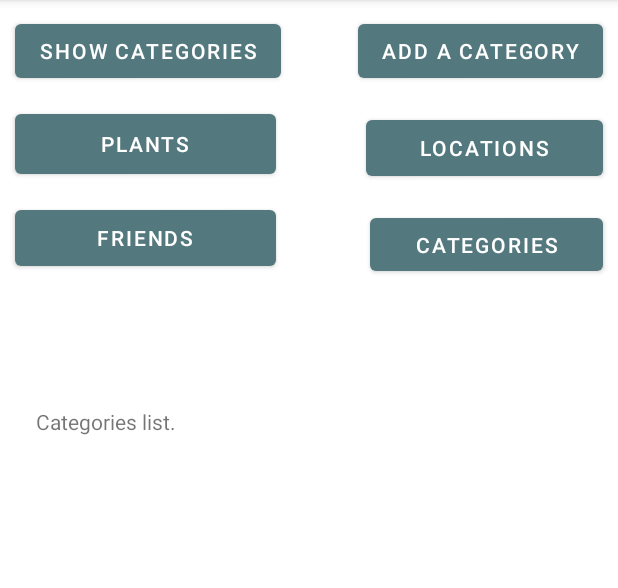
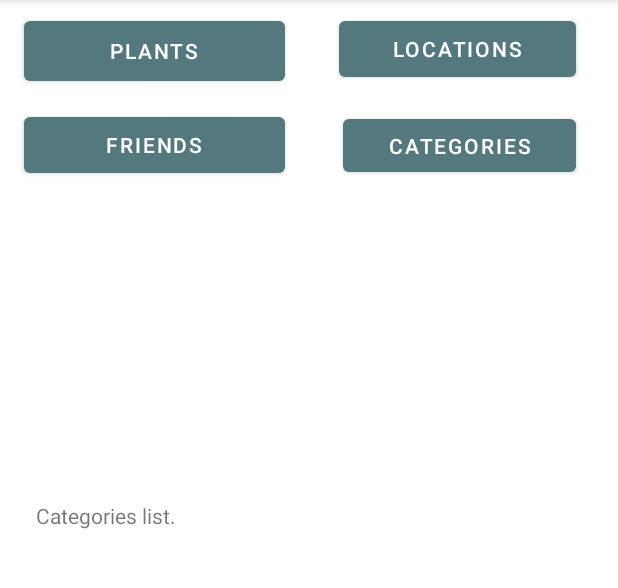
Before and after one commit to mevljas/PileaApp, an Android app: the screen it shows after launch (MainActivity), on a phone screen of 412 x 824 dp, the part 84-672 px from its top. Run offline under Robolectric (Android 15) with nearby library versions, the phone set to English and light mode, and no system bars; our stand-ins replace Volley.

Commit message:
Cleared MainActivity.

```diff
--- a/app/src/main/res/layout/activity_main.xml
+++ b/app/src/main/res/layout/activity_main.xml
@@ -11,61 +11,34 @@
         android:layout_width="357dp"
         android:layout_height="424dp"
         android:layout_marginLeft="24dp"
-        android:layout_marginTop="10dp"
         android:layout_marginBottom="10dp"
         android:text="Categories list."
         app:layout_constraintBottom_toBottomOf="parent"
         app:layout_constraintLeft_toLeftOf="parent"
-        app:layout_constraintTop_toBottomOf="@+id/button"
-        app:layout_constraintVertical_bias="0.764"
         tools:layout_constraintLeft_creator="1"
-        tools:layout_constraintTop_creator="1" />
-
-    <Button
-        android:id="@+id/button"
-        android:layout_width="wrap_content"
-        android:layout_height="wrap_content"
-        android:layout_marginLeft="10dp"
-        android:layout_marginTop="10dp"
-        android:onClick="showCategories"
-        android:text="Show categories"
-        app:layout_constraintLeft_toLeftOf="parent"
-        app:layout_constraintTop_toTopOf="parent"
-        tools:layout_constraintLeft_creator="1"
-        tools:layout_constraintTop_creator="1" />
-
-    <Button
-        android:id="@+id/addStudentActivity"
-        android:layout_width="wrap_content"
-        android:layout_height="wrap_content"
-        android:layout_marginTop="10dp"
-        android:layout_marginRight="10dp"
-        android:onClick="addCategoryActivity"
-        android:text="Add a category"
-        app:layout_constraintRight_toRightOf="parent"
-        app:layout_constraintTop_toTopOf="parent"
-        tools:layout_constraintRight_creator="1"
         tools:layout_constraintTop_creator="1" />
 
     <Button
         android:id="@+id/PlantsIndex"
         android:layout_width="174dp"
         android:layout_height="52dp"
-        android:layout_marginTop="60dp"
+        android:layout_marginStart="16dp"
+        android:layout_marginTop="8dp"
         android:onClick="PlantsActivity"
         android:text="Plants"
-        app:layout_constraintStart_toStartOf="@+id/button"
-        app:layout_constraintTop_toTopOf="@+id/button" />
+        app:layout_constraintStart_toStartOf="parent"
+        app:layout_constraintTop_toTopOf="parent" />
 
     <Button
         android:id="@+id/LocationsIndex"
         android:layout_width="158dp"
         android:layout_height="49dp"
-        android:layout_marginTop="64dp"
+        android:layout_marginTop="8dp"
+        android:layout_marginEnd="28dp"
         android:onClick="LocationsActivity"
         android:text="Locations"
-        app:layout_constraintEnd_toEndOf="@+id/addStudentActivity"
-        app:layout_constraintTop_toTopOf="@+id/addStudentActivity" />
+        app:layout_constraintEnd_toEndOf="parent"
+        app:layout_constraintTop_toTopOf="parent" />
 
     <Button
         android:id="@+id/FriendsIndex"
```
Also changed, not shown: app/src/main/java/com/example/pileaapp/CategoriesActivity.java (+8 -0 lines), app/src/main/java/com/example/pileaapp/MainActivity.java (+0 -58 lines), app/src/main/res/layout/activity_categories.xml (+19 -3 lines).
